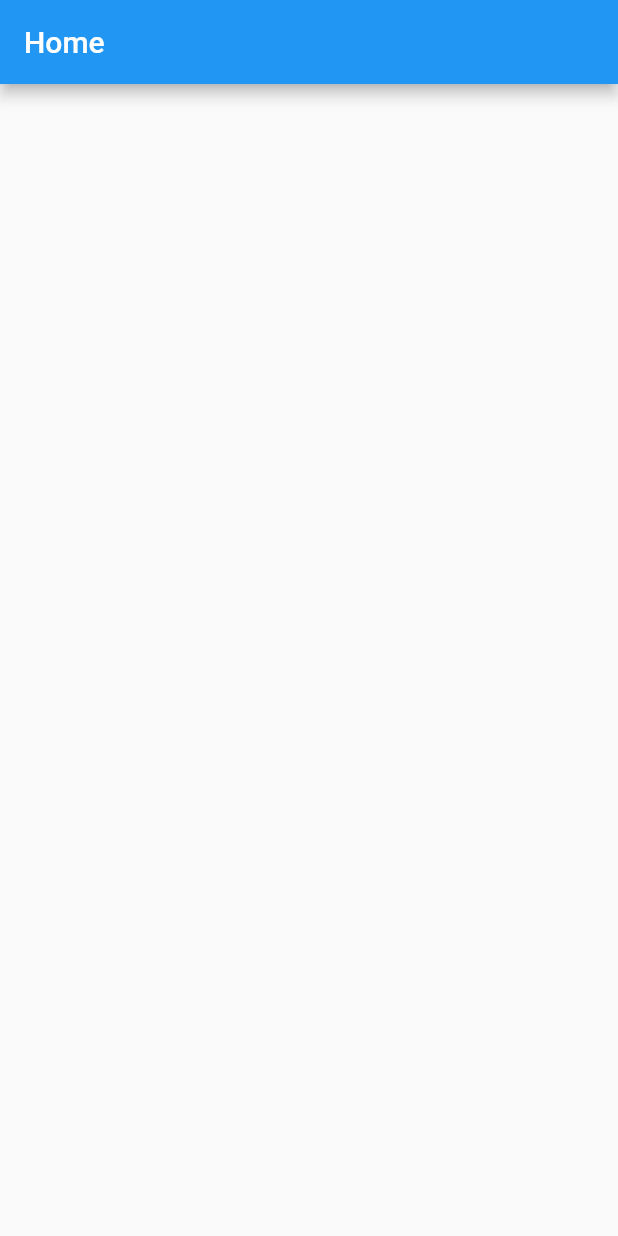
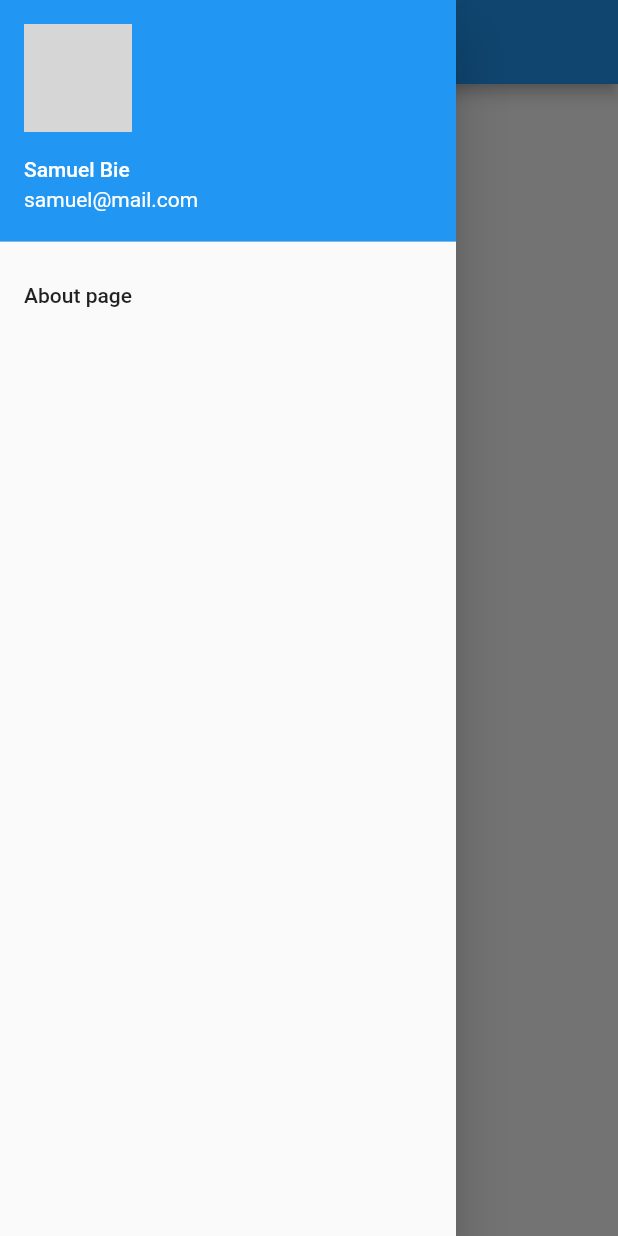
Before and after one commit to Samuel-Bie/flutter_ui, a Flutter app: the screen it shows after launch, with the side drawer open (before the commit the screen has no drawer), on a phone screen of 412 x 824 dp. Run offline on Flutter 3.47's test engine with Material 2 defaults, Android fonts, the phone set to English and light mode, and no system bars; network calls fail; project files that could hold a hidden picture were left out; grey boxes are pictures that could not be loaded.

Commit message:
navigation drawer

```diff
--- a/lib/main.dart
+++ b/lib/main.dart
@@ -1,8 +1,8 @@
 import 'package:flutter/material.dart';
-import 'package:ui_project/views/http.dart';
+import 'views/navigationdrawer/navigationdrawer_view.dart';
 
 // void main() {
 //   runApp(MyApp());
 // }
 
- void main() => runApp(new HttpHome());
+ void main() => runApp(new NavigationdrawerApp());
--- a/lib/views/http.dart
+++ b/lib/views/http.dart
@@ -27,7 +27,7 @@ class _HttpRequestState extends State<HttpRequest> {
   List users;
 
   Future<String> makeRequest() async {
-    var url = "http://192.168.8.101/api/user";
+    var url = "http://192.168.8.100/api/user";
     var response = await http
         .get(Uri.encodeFull(url), headers: {"Accept": "application/json"});
 
@@ -61,7 +61,7 @@ class _HttpRequestState extends State<HttpRequest> {
             title: Text(this.users[i]['name']),
             subtitle: Text(this.users[i]['phone']),
             leading: new CircleAvatar(
-                backgroundImage: NetworkImage('http://192.168.8.101/mucassa/images/laravel-logo.png.jpg'),
+                backgroundImage: NetworkImage('http://192.168.8.100/mucassa/images/laravel-logo.png.jpg'),
                 ),
           );
         },
@@ -87,7 +87,7 @@ class SecondPage extends StatelessWidget {
               color: Colors.redAccent,
               image: new DecorationImage(
                 image: NetworkImage(
-                    "http://192.168.8.101/mucassa/images/laravel-logo.png.jpg"),
+                    "http://192.168.8.100/mucassa/images/laravel-logo.png.jpg"),
                 fit: BoxFit.cover,
               ),
               borderRadius: BorderRadius.all(Radius.circular(75)),
--- /dev/null
+++ b/lib/views/navigationdrawer/navigationdrawer_view.dart
@@ -0,0 +1,59 @@
+import 'package:flutter/material.dart';
+import 'package:ui_project/views/navigationdrawer/components/about.dart';
+
+class NavigationdrawerApp extends StatelessWidget {
+  @override
+  Widget build(BuildContext context) {
+    return MaterialApp(
+      title: 'Flutter Demo',
+      theme: ThemeData(
+        primarySwatch: Colors.blue,
+        visualDensity: VisualDensity.adaptivePlatformDensity,
+      ),
+      home: new Navigationdrawer(),
+    );
+  }
+}
+
+class Navigationdrawer extends StatefulWidget {
+  @override
+  _NavigationdrawerState createState() => _NavigationdrawerState();
+}
+
+class _NavigationdrawerState extends State<Navigationdrawer> {
+  List users;
+
+  @override
+  Widget build(BuildContext context) {
+    return new Scaffold(
+      appBar: new AppBar(title: Text("Home")),
+      body: Text('body'),
+      drawer: new Drawer(
+        child: ListView(
+          children: <Widget>[
+            new UserAccountsDrawerHeader(
+              currentAccountPicture: new CircleAvatar(
+                backgroundImage: NetworkImage(
+                    'http://192.168.8.100/mucassa/images/laravel-logo.png.jpg'),
+              ),
+              accountName: Text('Samuel Bie'),
+              accountEmail: Text('samuel@mail.com'),
+            ),
+            ListTile(
+              onTap: () {
+                Navigator.pop(context);
+                Navigator.push(
+                  context,
+                  new MaterialPageRoute(
+                    builder: (BuildContext context) => new AboutPage(),
+                  ),
+                );
+              },
+              title: Text('About page'),
+            )
+          ],
+        ),
+      ),
+    );
+  }
+}
```
Also changed, not shown: lib/views/navigationdrawer/components/about.dart (added, +15 -0 lines), 3 other files.
